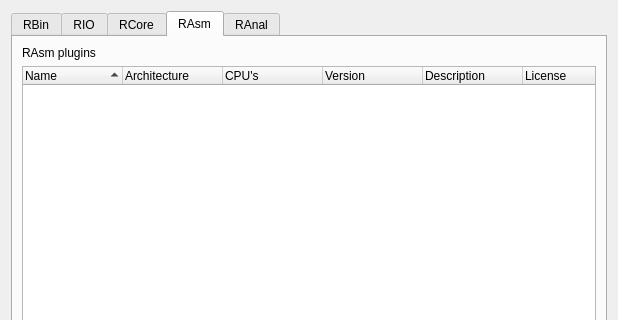
The window that src/dialogs/R2PluginsDialog.ui (radareorg/iaito) describes before a commit, drawn with Qt 5; both pictures show x 0 to 618 and y 0 to 320 of the 618 by 642 pixel window.
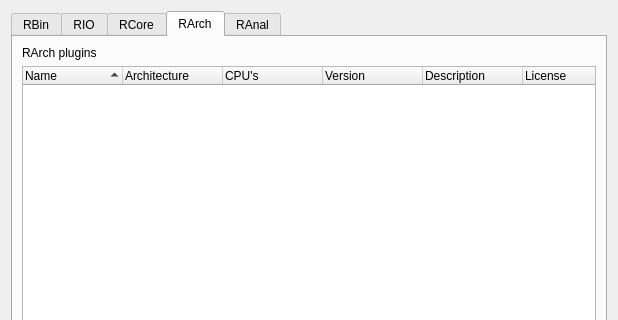
The same window after the commit. The open tabs and pages were chosen to show the change.

Commit message:
Show the r2 plugins (instead of iaito ones) in the Plugins panel
* iaito plugins still exist but its in deprecation process

```diff
--- a/src/dialogs/R2PluginsDialog.ui
+++ b/src/dialogs/R2PluginsDialog.ui
@@ -134,13 +134,13 @@
      </widget>
      <widget class="QWidget" name="RAsmTab">
       <attribute name="title">
-       <string>RAsm</string>
+       <string>RArch</string>
       </attribute>
       <layout class="QVBoxLayout" name="verticalLayout_5">
        <item>
         <widget class="QLabel" name="RAsmLabel">
          <property name="text">
-          <string>RAsm plugins</string>
+          <string>RArch plugins</string>
          </property>
         </widget>
        </item>
```
The commit also changes 1 other file.
